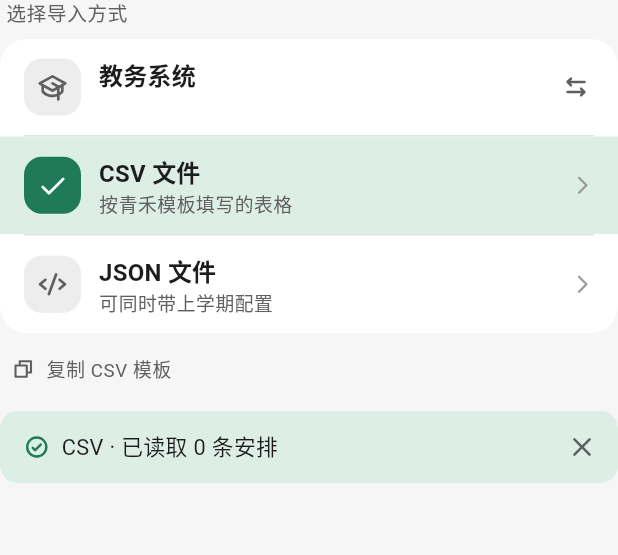
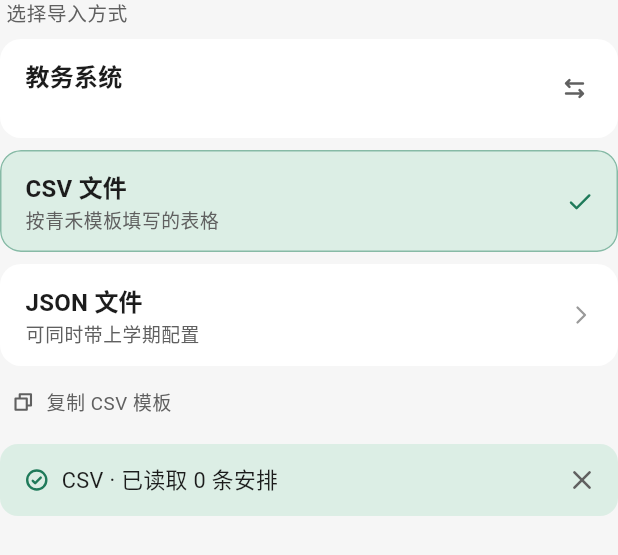
Before and after one commit to QingheProject/Qinghe, a Flutter app: the ImportSourcePanel widget shown alone on an empty page, opened directly with empty values, on a phone screen of 412 x 824 dp. Shown: the top 555 px of the screen. Run offline on Flutter 3.47's test engine with Material 3 defaults, Android fonts, the phone set to English and light mode, and no system bars; our stand-ins replace csv, get, phosphor_flutter, shared_preferences, webview_flutter; missing offline and left inert: file_selector, webview_windows, window_manager; accounts and stored records are empty.

Commit message:
refactor(import): space out source options and drop row icons

```diff
--- a/lib/features/timetable_setup/views/school_picker_page.dart
+++ b/lib/features/timetable_setup/views/school_picker_page.dart
@@ -283,23 +283,6 @@ class _SchoolRow extends StatelessWidget {
           ),
           child: Row(
             children: [
-              Container(
-                width: 36,
-                height: 36,
-                alignment: Alignment.center,
-                decoration: BoxDecoration(
-                  color: selected ? colors.accent : colors.surfaceMuted,
-                  borderRadius: BorderRadius.circular(AppRadius.sm),
-                ),
-                child: Text(
-                  source.initial.toUpperCase(),
-                  style: text.labelMedium?.copyWith(
-                    color: selected ? colors.onAccent : colors.inkMuted,
-                    fontWeight: FontWeight.w700,
-                  ),
-                ),
-              ),
-              const SizedBox(width: AppSpace.md),
               Expanded(
                 child: Column(
                   crossAxisAlignment: CrossAxisAlignment.start,
--- a/lib/features/timetable_setup/widgets/import_source_panel.dart
+++ b/lib/features/timetable_setup/widgets/import_source_panel.dart
@@ -53,15 +53,8 @@ class ImportSourcePanel extends StatelessWidget {
           padding: const EdgeInsets.only(left: 4, bottom: AppSpace.sm),
           child: Text('选择导入方式', style: text.labelMedium),
         ),
-        Material(
-          color: colors.surface,
-          borderRadius: BorderRadius.circular(AppRadius.xl),
-          clipBehavior: Clip.antiAlias,
-          child: Column(
-            children: [
-              _OptionRow(
+        _SourceButton(
           key: const ValueKey('import-jwxt'),
-                icon: AppIcons.school,
           title: '教务系统',
           subtitle: schoolSubtitle,
           trailing: IconButton(
@@ -74,10 +67,9 @@ class ImportSourcePanel extends StatelessWidget {
           ),
           onTap: onSchool,
         ),
-              const _RowDivider(),
-              _OptionRow(
+        const SizedBox(height: AppSpace.sm),
+        _SourceButton(
           key: const ValueKey('import-csv'),
-                icon: AppIcons.table,
           title: 'CSV 文件',
           subtitle: '按青禾模板填写的表格',
           selected: fileType == TimetableFileType.csv,
@@ -85,19 +77,15 @@ class ImportSourcePanel extends StatelessWidget {
               ? null
               : () => onSelect!(TimetableFileType.csv),
         ),
-              const _RowDivider(),
-              _OptionRow(
+        const SizedBox(height: AppSpace.sm),
+        _SourceButton(
           key: const ValueKey('import-json'),
-                icon: AppIcons.code,
           title: 'JSON 文件',
           subtitle: '可同时带上学期配置',
           selected: fileType == TimetableFileType.json,
           onTap: onSelect == null
               ? null
               : () => onSelect!(TimetableFileType.json),
-              ),
-            ],
-          ),
         ),
         Align(
           alignment: Alignment.centerLeft,
@@ -129,21 +117,9 @@ class ImportSourcePanel extends StatelessWidget {
   }
 }
 
-class _RowDivider extends StatelessWidget {
-  const _RowDivider();
-
-  @override
-  Widget build(BuildContext context) => Divider(
-    height: 1,
-    indent: AppSpace.lg,
-    endIndent: AppSpace.lg,
-    color: context.colors.line,
-  );
-}
-
-class _OptionRow extends StatelessWidget {
-  const _OptionRow({
-    required this.icon,
+/// 一个导入方式：独立的圆角按钮，彼此之间留出间隔。
+class _SourceButton extends StatelessWidget {
+  const _SourceButton({
     required this.title,
     required this.subtitle,
     required this.onTap,
@@ -152,7 +128,6 @@ class _OptionRow extends StatelessWidget {
     super.key,
   });
 
-  final IconData icon;
   final String title;
   final String subtitle;
   final VoidCallback? onTap;
@@ -168,33 +143,27 @@ class _OptionRow extends StatelessWidget {
       selected: selected,
       label: '$title，$subtitle',
       child: Pressable(
-        color: selected ? colors.accentSoft : Colors.transparent,
+        color: selected ? colors.accentSoft : colors.surface,
         selected: selected,
+        borderRadius: BorderRadius.circular(AppRadius.lg),
         onTap: onTap,
-        child: Padding(
+        child: Container(
           padding: const EdgeInsets.fromLTRB(
             AppSpace.lg,
             AppSpace.md,
             AppSpace.sm,
             AppSpace.md,
           ),
+          decoration: BoxDecoration(
+            borderRadius: BorderRadius.circular(AppRadius.lg),
+            border: Border.all(
+              color: selected
+                  ? colors.accent.withValues(alpha: 0.45)
+                  : Colors.transparent,
+            ),
+          ),
           child: Row(
             children: [
-              Container(
-                width: 38,
-                height: 38,
-                alignment: Alignment.center,
-                decoration: BoxDecoration(
-                  color: selected ? colors.accent : colors.surfaceMuted,
-                  borderRadius: BorderRadius.circular(AppRadius.md),
-                ),
-                child: Icon(
-                  selected ? AppIcons.check : icon,
-                  size: 19,
-                  color: selected ? colors.onAccent : colors.inkMuted,
-                ),
-              ),
-              const SizedBox(width: AppSpace.md),
               Expanded(
                 child: Column(
                   crossAxisAlignment: CrossAxisAlignment.start,
@@ -204,7 +173,7 @@ class _OptionRow extends StatelessWidget {
                       title,
                       style: text.titleMedium?.copyWith(color: colors.ink),
                     ),
-                    const SizedBox(height: 1),
+                    const SizedBox(height: 2),
                     Text(
                       subtitle,
                       maxLines: 1,
@@ -216,6 +185,12 @@ class _OptionRow extends StatelessWidget {
               ),
               if (trailing != null)
                 trailing!
+              else ...[
+                if (selected)
+                  Padding(
+                    padding: const EdgeInsets.only(right: AppSpace.sm),
+                    child: Icon(AppIcons.check, size: 17, color: colors.accent),
+                  )
                 else
                   Padding(
                     padding: const EdgeInsets.only(right: AppSpace.sm),
@@ -225,6 +200,7 @@ class _OptionRow extends StatelessWidget {
                       color: colors.inkFaint,
                     ),
                   ),
+              ],
             ],
           ),
         ),
```
Lines whose indentation alone changed are shown as unchanged.
